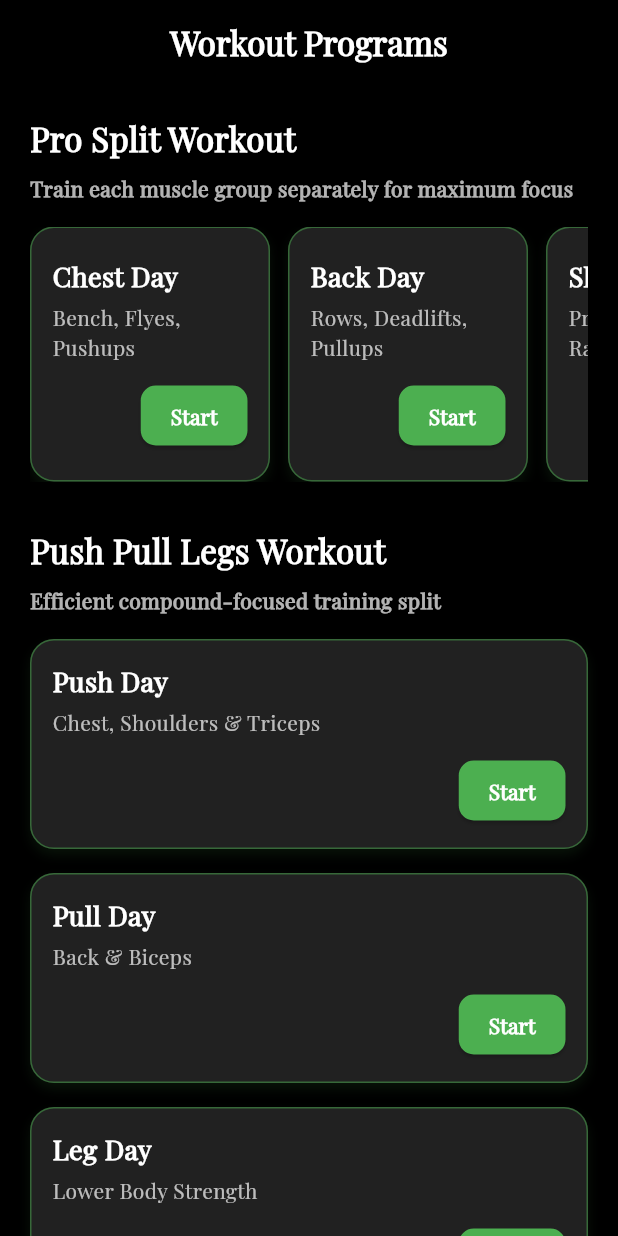
After one commit to MohamedAliShosha/Athlio, a Flutter app: the WorkoutSplitsView screen opened by its route, on a phone screen of 412 x 824 dp. The commit adds this screen. Run offline on Flutter 3.47's test engine with Material 3 defaults, Android fonts, the phone set to English and light mode, and no system bars; our stand-ins replace bloc, dartz, dio, email_validator, flutter_bloc, flutter_secure_storage and 7 more; accounts and stored records are empty; generated files the repository leaves out were written again.

Commit message:
Refactor: Extract WorkoutSplitsView body and generalize AppBar
This commit refactors the `WorkoutSplitsView` for better organization and reusability.

- Extracts the main content of `WorkoutSplitsView` into a new `WorkoutSplitsViewBody` widget to improve readability and separation of concerns.
- Enhances the `buildAppBar` function by adding parameters for title, colors, and alignment, making it a more flexible and reusable component.
- Updates `WorkoutSplitsView` to use the new `WorkoutSplitsViewBody` and the generalized `buildAppBar`.

```diff
--- a/lib/core/functions/build_app_bar.dart
+++ b/lib/core/functions/build_app_bar.dart
@@ -1,8 +1,21 @@
 import 'package:flutter/material.dart';
 
-AppBar buildAppBar(BuildContext context, {Widget? leadingWidget}) {
+AppBar buildAppBar(BuildContext context,
+    {Widget? leadingWidget,
+    Color? backgroundColor,
+    Color? foregroundColor,
+    String? title,
+    FontWeight? fontWeight,
+    bool? centerTitle}) {
   return AppBar(
+    title: Text(
+      title ?? '',
+      style: TextStyle(fontWeight: fontWeight ?? FontWeight.bold),
+    ),
     elevation: 0,
+    centerTitle: centerTitle ?? false,
     leading: leadingWidget,
+    backgroundColor: backgroundColor ?? Colors.white,
+    foregroundColor: foregroundColor ?? Colors.black,
   );
 }
--- /dev/null
+++ b/lib/features/workout_splits/presentation/widgets/workout_card.dart
@@ -0,0 +1,79 @@
+import 'package:flutter/material.dart';
+
+class WorkoutCard extends StatelessWidget {
+  final String title;
+  final String subtitle;
+  final bool isWide;
+
+  const WorkoutCard({
+    super.key,
+    required this.title,
+    required this.subtitle,
+    this.isWide = false,
+  });
+
+  @override
+  Widget build(BuildContext context) {
+    return Container(
+      width: isWide ? double.infinity : 160,
+      margin: EdgeInsets.only(right: isWide ? 0 : 12, bottom: isWide ? 16 : 0),
+      padding: const EdgeInsets.all(14),
+      decoration: BoxDecoration(
+        color: Colors.grey[900],
+        borderRadius: BorderRadius.circular(16),
+        border: Border.all(color: Colors.green.withOpacity(0.5), width: 1),
+        boxShadow: [
+          BoxShadow(
+            color: Colors.green.withOpacity(0.1),
+            blurRadius: 6,
+            offset: const Offset(0, 4),
+          ),
+        ],
+      ),
+      child: Column(
+        crossAxisAlignment: CrossAxisAlignment.start,
+        mainAxisAlignment:
+            isWide ? MainAxisAlignment.spaceBetween : MainAxisAlignment.center,
+        children: [
+          Text(
+            title,
+            style: const TextStyle(
+              color: Colors.white,
+              fontSize: 18,
+              fontWeight: FontWeight.bold,
+            ),
+          ),
+          const SizedBox(height: 4),
+          Text(
+            subtitle,
+            style: const TextStyle(color: Colors.white70, fontSize: 14),
+          ),
+          const SizedBox(height: 12),
+          Align(
+            alignment: Alignment.bottomRight,
+            child: ElevatedButton(
+              style: ElevatedButton.styleFrom(
+                backgroundColor: Colors.green,
+                foregroundColor: Colors.white,
+                padding:
+                    const EdgeInsets.symmetric(horizontal: 20, vertical: 10),
+                shape: RoundedRectangleBorder(
+                  borderRadius: BorderRadius.circular(10),
+                ),
+              ),
+              onPressed: () {
+                // Navigate to workout details here
+              },
+              child: const Text(
+                "Start",
+                style: TextStyle(
+                  fontWeight: FontWeight.bold,
+                ),
+              ),
+            ),
+          )
+        ],
+      ),
+    );
+  }
+}
--- /dev/null
+++ b/lib/features/workout_splits/presentation/widgets/workout_splits_view_body.dart
@@ -0,0 +1,87 @@
+import 'package:athlio/features/workout_splits/presentation/widgets/workout_card.dart';
+import 'package:flutter/material.dart';
+
+class WorkoutSplitsViewBody extends StatelessWidget {
+  const WorkoutSplitsViewBody({
+    super.key,
+  });
+
+  @override
+  Widget build(BuildContext context) {
+    return SingleChildScrollView(
+      padding: const EdgeInsets.all(20),
+      child: Column(
+        crossAxisAlignment: CrossAxisAlignment.start,
+        children: [
+          // ----- Pro Split Section -----
+          const Text(
+            "Pro Split Workout",
+            style: TextStyle(
+              color: Colors.white,
+              fontSize: 22,
+              fontWeight: FontWeight.bold,
+            ),
+          ),
+          const SizedBox(height: 8),
+          const Text(
+            "Train each muscle group separately for maximum focus",
+            style:
+                TextStyle(color: Colors.white70, fontWeight: FontWeight.bold),
+          ),
+          const SizedBox(height: 16),
+          SizedBox(
+            height: 170,
+            child: ListView(
+              scrollDirection: Axis.horizontal,
+              children: const [
+                WorkoutCard(
+                    title: "Chest Day", subtitle: "Bench, Flyes, Pushups"),
+                WorkoutCard(
+                    title: "Back Day", subtitle: "Rows, Deadlifts, Pullups"),
+                WorkoutCard(
+                    title: "Shoulder Day", subtitle: "Press, Lateral Raises"),
+                WorkoutCard(
+                    title: "Arms Day", subtitle: "Curls, Dips, Extensions"),
+                WorkoutCard(
+                    title: "Leg Day", subtitle: "Squats, Lunges, Press"),
+              ],
+            ),
+          ),
+          const SizedBox(height: 30),
+
+          // ----- Push Pull Legs Section -----
+          const Text(
+            "Push Pull Legs Workout",
+            style: TextStyle(
+              color: Colors.white,
+              fontSize: 22,
+              fontWeight: FontWeight.bold,
+            ),
+          ),
+          const SizedBox(height: 8),
+          const Text(
+            "Efficient compound-focused training split",
+            style:
+                TextStyle(color: Colors.white70, fontWeight: FontWeight.bold),
+          ),
+          const SizedBox(height: 16),
+          const WorkoutCard(
+            title: "Push Day",
+            subtitle: "Chest, Shoulders & Triceps",
+            isWide: true,
+          ),
+          const WorkoutCard(
+            title: "Pull Day",
+            subtitle: "Back & Biceps",
+            isWide: true,
+          ),
+          const WorkoutCard(
+            title: "Leg Day",
+            subtitle: "Lower Body Strength",
+            isWide: true,
+          ),
+        ],
+      ),
+    );
+  }
+}
```
Also changed, not shown: lib/features/workout_splits/presentation/views/workout_splits_view.dart (+7 -153 lines).
